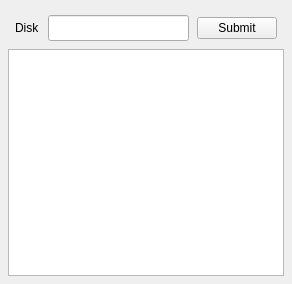
First picture: the form in ui/mainwindow.ui, repository dungquach12/DiskInspector, before the edit.
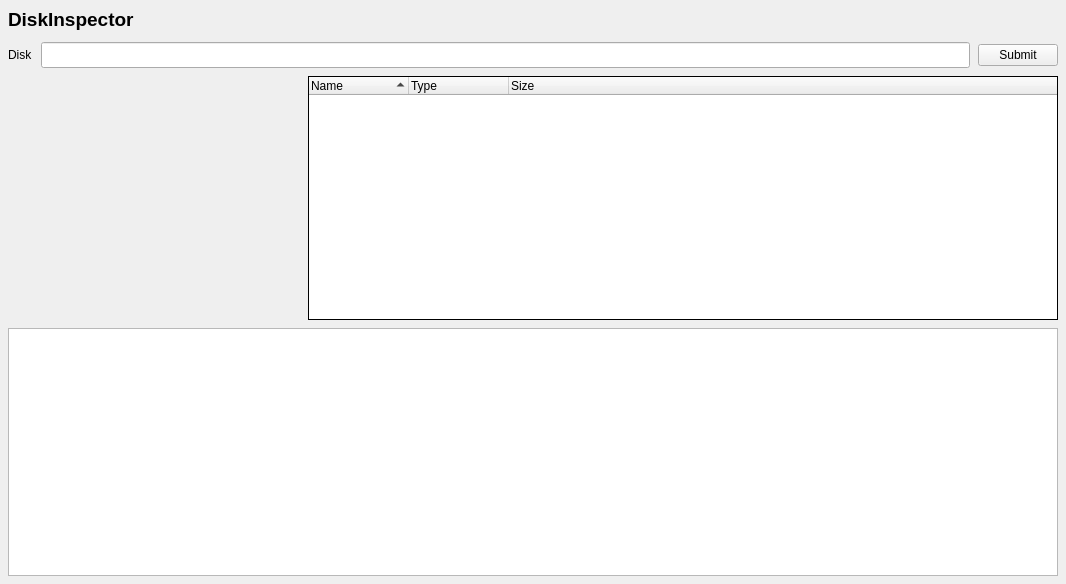
Second picture: the form after the edit.

Commit message: Refactor MainWindow to enhance file tree management and display functionality

Patch:
```diff
--- a/ui/mainwindow.ui
+++ b/ui/mainwindow.ui
@@ -6,8 +6,8 @@
    <rect>
     <x>0</x>
     <y>0</y>
-    <width>292</width>
-    <height>284</height>
+    <width>1066</width>
+    <height>584</height>
    </rect>
   </property>
   <property name="font">
@@ -41,20 +41,40 @@
     <property name="bottomMargin">
      <number>8</number>
     </property>
+    <item>
+     <widget class="QLabel" name="label">
+      <property name="font">
+       <font>
+        <pointsize>14</pointsize>
+        <bold>true</bold>
+        <kerning>true</kerning>
+       </font>
+      </property>
+      <property name="text">
+       <string>DiskInspector</string>
+      </property>
+     </widget>
+    </item>
     <item>
      <widget class="QWidget" name="widget" native="true">
+      <property name="sizePolicy">
+       <sizepolicy hsizetype="Minimum" vsizetype="Minimum">
+        <horstretch>0</horstretch>
+        <verstretch>0</verstretch>
+       </sizepolicy>
+      </property>
       <layout class="QHBoxLayout" name="horizontalLayout">
        <property name="spacing">
         <number>8</number>
        </property>
        <property name="leftMargin">
-        <number>7</number>
+        <number>0</number>
        </property>
        <property name="topMargin">
         <number>7</number>
        </property>
        <property name="rightMargin">
-        <number>7</number>
+        <number>0</number>
        </property>
        <property name="bottomMargin">
         <number>4</number>
@@ -96,15 +116,172 @@
      </widget>
     </item>
     <item>
-     <widget class="QTextEdit" name="resultDisplay">
-      <property name="enabled">
-       <bool>true</bool>
-      </property>
-      <property name="readOnly">
-       <bool>true</bool>
-      </property>
-      <property name="acceptRichText">
-       <bool>false</bool>
+     <widget class="QWidget" name="widget_2" native="true">
+      <layout class="QHBoxLayout" name="horizontalLayout_2">
+       <property name="spacing">
+        <number>0</number>
+       </property>
+       <property name="leftMargin">
+        <number>0</number>
+       </property>
+       <property name="topMargin">
+        <number>0</number>
+       </property>
+       <property name="rightMargin">
+        <number>0</number>
+       </property>
+       <property name="bottomMargin">
+        <number>4</number>
+       </property>
+       <item>
+        <widget class="QTextEdit" name="resultDisplay1">
+         <property name="enabled">
+          <bool>true</bool>
+         </property>
+         <property name="minimumSize">
+          <size>
+           <width>300</width>
+           <height>0</height>
+          </size>
+         </property>
+         <property name="maximumSize">
+          <size>
+           <width>300</width>
+           <height>16777215</height>
+          </size>
+         </property>
+         <property name="font">
+          <font>
+           <pointsize>10</pointsize>
+           <kerning>true</kerning>
+          </font>
+         </property>
+         <property name="styleSheet">
+          <string notr="true">background-color: transparent;
+border: 2px solid transparent;
+</string>
+         </property>
+         <property name="verticalScrollBarPolicy">
+          <enum>Qt::ScrollBarPolicy::ScrollBarAlwaysOff</enum>
+         </property>
+         <property name="horizontalScrollBarPolicy">
+          <enum>Qt::ScrollBarPolicy::ScrollBarAlwaysOff</enum>
+         </property>
+         <property name="sizeAdjustPolicy">
+          <enum>QAbstractScrollArea::SizeAdjustPolicy::AdjustToContentsOnFirstShow</enum>
+         </property>
+         <property name="readOnly">
+          <bool>true</bool>
+         </property>
+         <property name="acceptRichText">
+          <bool>false</bool>
+         </property>
+        </widget>
+       </item>
+       <item>
+        <widget class="QTreeWidget" name="fileTree">
+         <property name="minimumSize">
+          <size>
+           <width>750</width>
+           <height>0</height>
+          </size>
+         </property>
+         <property name="maximumSize">
+          <size>
+           <width>750</width>
+           <height>16777215</height>
+          </size>
+         </property>
+         <property name="font">
+          <font>
+           <bold>false</bold>
+           <kerning>true</kerning>
+          </font>
+         </property>
+         <property name="layoutDirection">
+          <enum>Qt::LayoutDirection::LeftToRight</enum>
+         </property>
+         <property name="autoFillBackground">
+          <bool>false</bool>
+         </property>
+         <property name="frameShape">
+          <enum>QFrame::Shape::Box</enum>
+         </property>
+         <property name="frameShadow">
+          <enum>QFrame::Shadow::Plain</enum>
+         </property>
+         <property name="sizeAdjustPolicy">
+          <enum>QAbstractScrollArea::SizeAdjustPolicy::AdjustToContents</enum>
+         </property>
+         <property name="alternatingRowColors">
+          <bool>false</bool>
+         </property>
+         <property name="indentation">
+          <number>25</number>
+         </property>
+         <property name="rootIsDecorated">
+          <bool>true</bool>
+         </property>
+         <property name="uniformRowHeights">
+          <bool>false</bool>
+         </property>
+         <property name="sortingEnabled">
+          <bool>true</bool>
+         </property>
+         <property name="animated">
+          <bool>true</bool>
+         </property>
+         <property name="allColumnsShowFocus">
+          <bool>false</bool>
+         </property>
+         <property name="wordWrap">
+          <bool>true</bool>
+         </property>
+         <property name="headerHidden">
+          <bool>false</bool>
+         </property>
+         <property name="columnCount">
+          <number>3</number>
+         </property>
+         <attribute name="headerVisible">
+          <bool>true</bool>
+         </attribute>
+         <attribute name="headerCascadingSectionResizes">
+          <bool>false</bool>
+         </attribute>
+         <attribute name="headerHighlightSections">
+          <bool>false</bool>
+         </attribute>
+         <attribute name="headerShowSortIndicator" stdset="0">
+          <bool>true</bool>
+         </attribute>
+         <attribute name="headerStretchLastSection">
+          <bool>true</bool>
+         </attribute>
+         <column>
+          <property name="text">
+           <string>Name</string>
+          </property>
+         </column>
+         <column>
+          <property name="text">
+           <string>Type</string>
+          </property>
+         </column>
+         <column>
+          <property name="text">
+           <string>Size</string>
+          </property>
+         </column>
+        </widget>
+       </item>
+      </layout>
+     </widget>
+    </item>
+    <item>
+     <widget class="QTextEdit" name="txtDisplay">
+      <property name="sizeAdjustPolicy">
+       <enum>QAbstractScrollArea::SizeAdjustPolicy::AdjustToContentsOnFirstShow</enum>
       </property>
      </widget>
     </item>
```
The commit also changes 5 other files.
